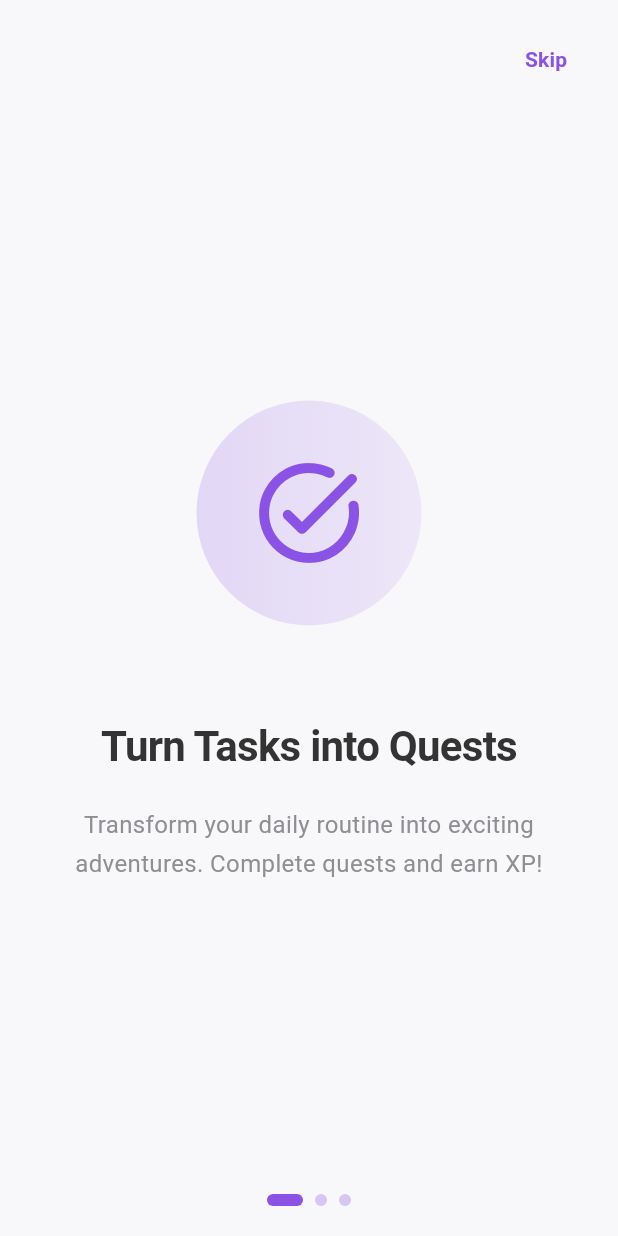
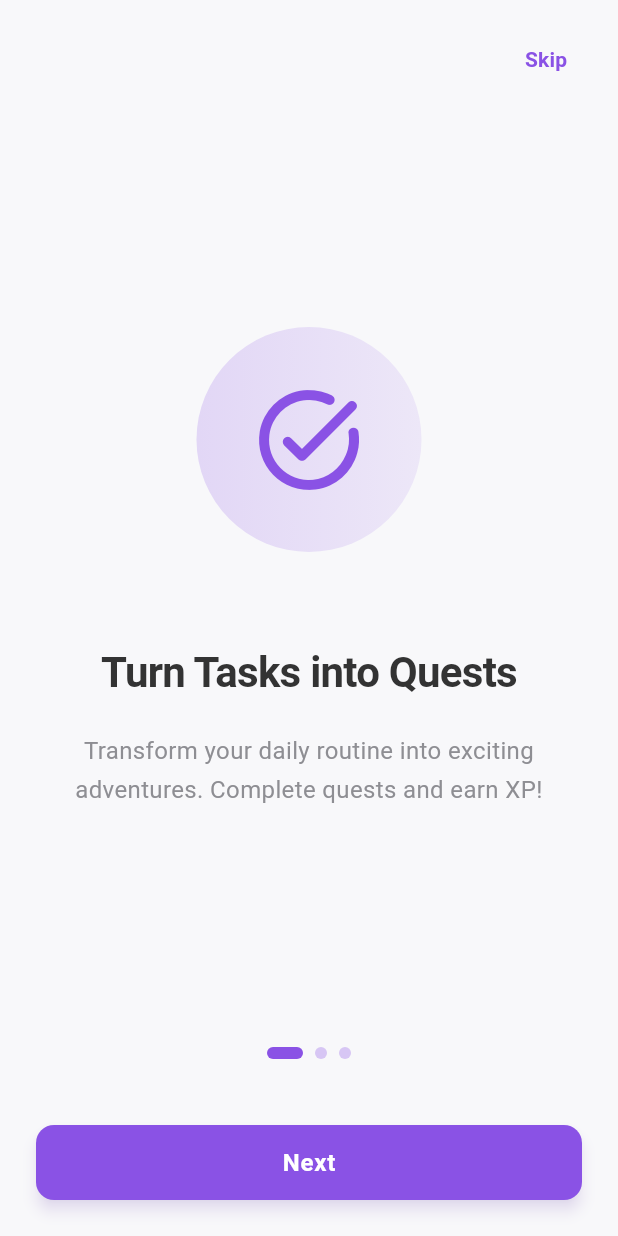
Before and after one commit to Mehreen-siddique/Real_Life_RPG_Overlay, a Flutter app: the screen it shows after launch, on a phone screen of 412 x 824 dp. Run offline on Flutter 3.47's test engine with Material 3 defaults, Android fonts, the phone set to English and light mode, and no system bars; our stand-ins replace font_awesome_flutter; accounts and stored records are empty.

Commit message:
complete the onboarding screens.

```diff
--- a/lib/Screens/onboarding/onboarding_1.dart
+++ b/lib/Screens/onboarding/onboarding_1.dart
@@ -1,4 +1,5 @@
 import 'package:flutter/material.dart';
+import 'package:real_life_rpg/Screens/Authentication/LoginScreen.dart';
 import 'package:real_life_rpg/Screens/onboarding/OnboardingClass.dart';
 import 'package:real_life_rpg/utils/constants.dart';
 
@@ -105,6 +106,26 @@ class _onboarding1State extends State<onboarding1> {
   }
 
 
+  void _nextPage() {
+    _pageController.nextPage(
+      duration: AppDurations.normal,
+      curve: Curves.easeInOut,
+    );
+  }
+
+  void _skipToLogin() {
+    Navigator.of(context).pushReplacement(
+      MaterialPageRoute(builder: (context)=>LoginScreen()),
+    );
+  }
+
+  void _navigateToLogin() {
+    Navigator.of(context).pushReplacement(
+      MaterialPageRoute(builder: (context) => LoginScreen()),
+    );
+  }
+
+
   @override
   Widget build(BuildContext context) {
     return Scaffold(
@@ -118,7 +139,7 @@ class _onboarding1State extends State<onboarding1> {
                 children: [
                   // skip button
                   TextButton(
-                    onPressed:(){},
+                    onPressed:_skipToLogin,
                     child: Text(
                       'Skip',
                       style: AppTextStyles.body.copyWith(
@@ -161,6 +182,34 @@ class _onboarding1State extends State<onboarding1> {
                 ),
               ),
 
+      // Bottom Button
+      Padding(
+          padding: const EdgeInsets.all(24),
+          child: SizedBox(
+            width: double.infinity,
+            height: AppSizes.buttonHeight,
+            child: ElevatedButton(
+              onPressed: _currentPage == _pages.length - 1
+                  ? _navigateToLogin
+                  : _nextPage,
+              style: ElevatedButton.styleFrom(
+                backgroundColor: AppColors.primaryPurple,
+                shape: RoundedRectangleBorder(
+                  borderRadius: BorderRadius.circular(AppSizes.radiusSM),
+                ),
+                elevation: 4,
+                shadowColor: AppColors.shadowPurple,
+              ),
+              child: Text(
+                _currentPage == _pages.length - 1
+                    ? 'Get Started'
+                    : 'Next',
+                style: AppTextStyles.button,
+              ),
+            ),
+          )
+      )
+
             ],
 
       )),
```
